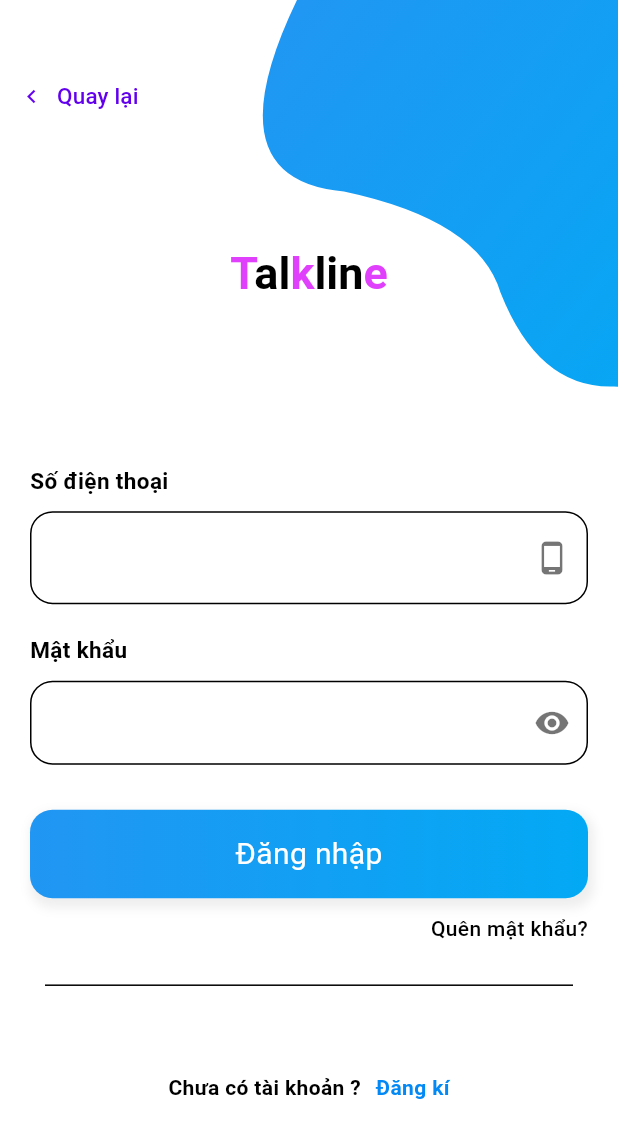
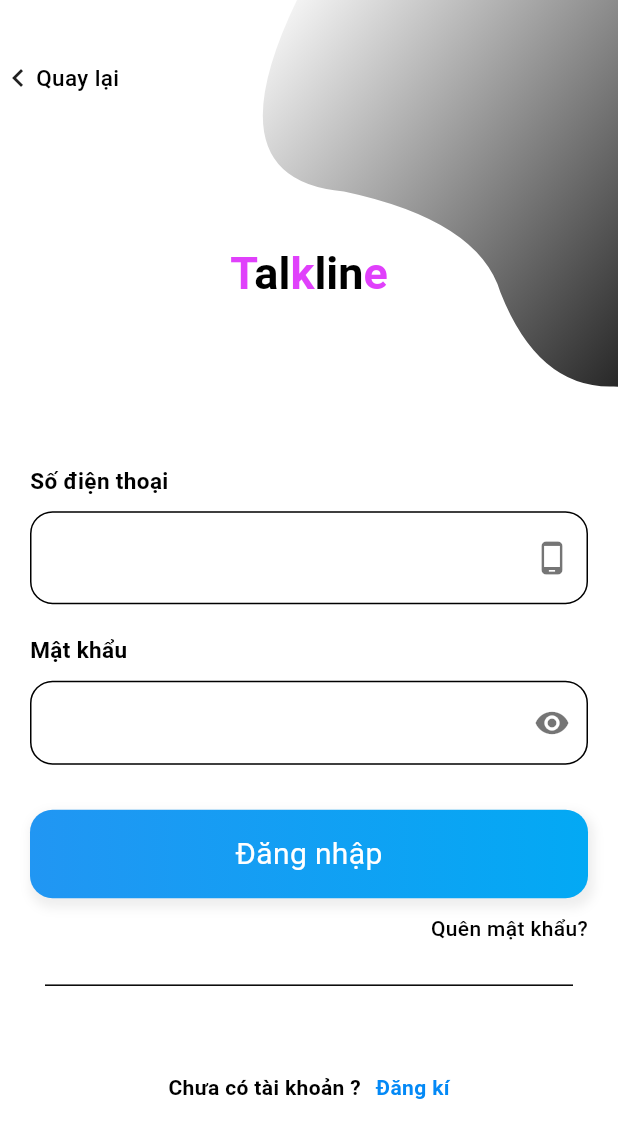
Before and after one commit to ThanhV99/appChat, a Flutter app: the screen it shows after launch, after a tap on "Skip", after a tap on "LOGIN", on a phone screen of 412 x 824 dp. Shown: the top 1138 px of the screen. Run offline on Flutter 3.47's test engine with Material 2 defaults, Android fonts, the phone set to English and light mode, and no system bars.

Commit message:
sua lai not back man hinh login

```diff
--- a/lib/screens/login/Widget/bezierContainer.dart
+++ b/lib/screens/login/Widget/bezierContainer.dart
@@ -22,8 +22,10 @@
                 begin: Alignment.topCenter,
                 end: Alignment.bottomCenter,
                 colors: [
-                  Colors.blue,
-                  Colors.lightBlue,
+                  Theme.of(context).colorScheme.background,
+                  Theme.of(context).colorScheme.onBackground
+                  // Colors.blue,
+                  // Colors.lightBlue,
                 ],
               ),
             ),
--- a/lib/screens/login/login_screen.dart
+++ b/lib/screens/login/login_screen.dart
@@ -1,4 +1,5 @@
 import 'package:flutter/material.dart';
+import 'package:flutter/services.dart';
 import '../chats/chats_screen.dart';
 import '../signup/signup_screen.dart';
 import 'Widget/bezierContainer.dart';
@@ -23,18 +24,22 @@
               Positioned(
                 top: 40,
                 left: 0,
-                child: Container(
-                  child: TextButton.icon(
-                    onPressed: (){
+                child: InkWell(
+                  onTap: (){
                     Navigator.pop(context);
                   },
-                    icon: const Icon(Icons.keyboard_arrow_left),
-                    label: const Text(
+                  child: Container(
+                    child: Row(
+                      children: [
+                        Icon(Icons.keyboard_arrow_left),
+                        Text(
                           "Quay lại",
                           style: TextStyle(
                             fontSize: 15,
                             fontWeight: FontWeight.w500,
                           ),
+                        ),
+                      ],
                     ),
                   ),
                 )
@@ -120,6 +125,8 @@
                                   style: const TextStyle(
                                     fontSize: 20,
                                   ),
+                                  keyboardType: TextInputType.number,
+                                  inputFormatters: <TextInputFormatter>[FilteringTextInputFormatter.digitsOnly],
                                   textAlign: TextAlign.start,
                                   obscureText: false,
                                   decoration: InputDecoration(
@@ -279,17 +286,6 @@
           ),
         ),
       )
-      // body: Column(
-      //   children: [
-      //     Text("Login"),
-      //     ElevatedButton(
-      //       onPressed: (){
-      //         Navigator.push(context, MaterialPageRoute(builder: (context) => ChatsScreen()));
-      //       },
-      //       child: Text("LOGIN"),
-      //     )
-      //   ],
-      // )
     );
   }
 }
```
Lines whose indentation alone changed are shown as unchanged.
